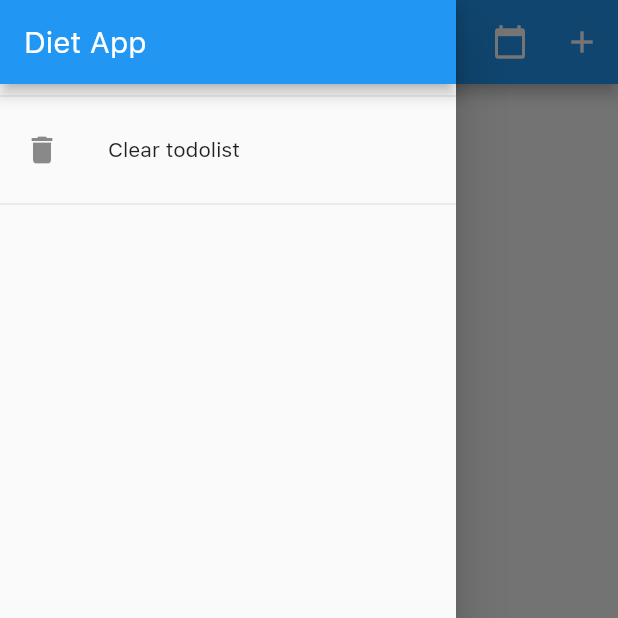
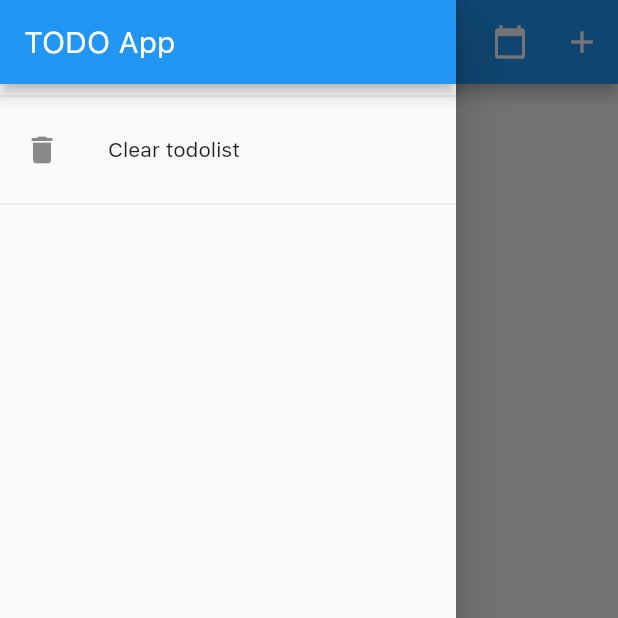
Before and after one commit to ViktoriiaKovalova/viskonsin-todolist-client, a Flutter app: the screen it shows after launch, with the side drawer open, on a phone screen of 412 x 824 dp, the top half of it. Run offline on Flutter 3.47's test engine with Material 2 defaults, Android fonts, the light colour scheme and no system bars.

Commit message:
datepicker added

```diff
--- a/lib/components/app_drawer.dart
+++ b/lib/components/app_drawer.dart
@@ -9,7 +9,7 @@ class AppDrawer extends StatelessWidget {
       child: Column(
         children: <Widget>[
           AppBar(
-            title: Text('Diet App'),
+            title: Text('TODO App'),
             automaticallyImplyLeading: false,
           ),
           Divider(),
--- a/lib/providers/todo_provider.dart
+++ b/lib/providers/todo_provider.dart
@@ -33,6 +33,9 @@ class TodoProvider with ChangeNotifier {
 
   DateTime get currentDay => _currentDay;
 
+  set currentDay(DateTime newCurrentDay) =>
+      _currentDay = newCurrentDay == null ? DateTime.now() : newCurrentDay;
+
   List<Todo> get currentDayTodolist => [..._todoList];
 
   void next() {
```
Also changed, not shown: lib/screens/day_todolist_screen.dart (+17 -2 lines).
